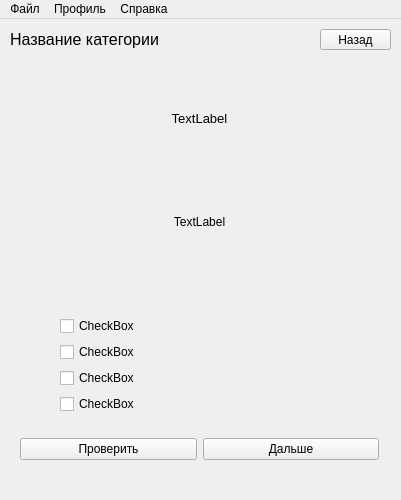
This is app/window/mainwindow.ui in Rexagon/kanji-tutor as Qt 5 draws it before an edit. The edited form follows.
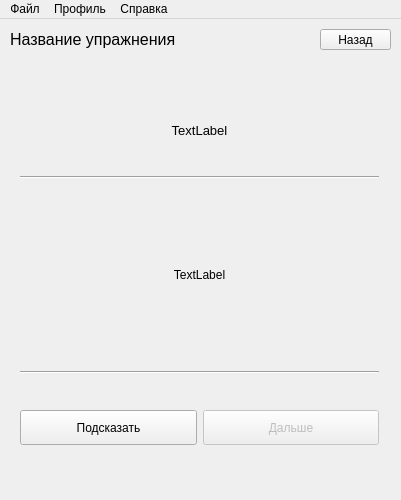
This is the edited form. The open tabs and pages were chosen to show the change.

The edit to the form file:
```diff
--- a/app/window/mainwindow.ui
+++ b/app/window/mainwindow.ui
@@ -22,10 +22,20 @@
     <height>500</height>
    </size>
   </property>
+  <property name="font">
+   <font>
+    <family>Liberation Sans</family>
+   </font>
+  </property>
   <property name="windowTitle">
    <string>Kanji tutor</string>
   </property>
   <widget class="QWidget" name="centralWidget">
+   <property name="font">
+    <font>
+     <family>Tahoma</family>
+    </font>
+   </property>
    <widget class="QStackedWidget" name="pageSelector">
     <property name="geometry">
      <rect>
@@ -373,7 +383,7 @@
        </font>
       </property>
       <property name="text">
-       <string>Название категории</string>
+       <string>Название упражнения</string>
       </property>
      </widget>
      <widget class="QPushButton" name="exercisePageBackButton">
@@ -399,36 +409,6 @@
        </rect>
       </property>
       <layout class="QGridLayout" name="exercisePageGridLayout">
-       <item row="4" column="0">
-        <widget class="QPushButton" name="exercisePageCheckButton">
-         <property name="text">
-          <string>Проверить</string>
-         </property>
-        </widget>
-       </item>
-       <item row="4" column="1">
-        <widget class="QPushButton" name="exercisePageNextButton">
-         <property name="text">
-          <string>Дальше</string>
-         </property>
-        </widget>
-       </item>
-       <item row="2" column="0" colspan="2">
-        <widget class="QLabel" name="exercisePageHieroglyphLabel">
-         <property name="maximumSize">
-          <size>
-           <width>16777215</width>
-           <height>140</height>
-          </size>
-         </property>
-         <property name="text">
-          <string>TextLabel</string>
-         </property>
-         <property name="alignment">
-          <set>Qt::AlignCenter</set>
-         </property>
-        </widget>
-       </item>
        <item row="1" column="0" colspan="2">
         <widget class="QLabel" name="exercisePageProgress">
          <property name="maximumSize">
@@ -453,7 +433,43 @@
          </property>
         </widget>
        </item>
-       <item row="3" column="0" colspan="2">
+       <item row="2" column="0" colspan="2">
+        <widget class="Line" name="exercisePageHorizontalLine1">
+         <property name="orientation">
+          <enum>Qt::Horizontal</enum>
+         </property>
+        </widget>
+       </item>
+       <item row="6" column="0">
+        <widget class="QPushButton" name="exercisePageHintButton">
+         <property name="minimumSize">
+          <size>
+           <width>0</width>
+           <height>35</height>
+          </size>
+         </property>
+         <property name="text">
+          <string>Подсказать</string>
+         </property>
+        </widget>
+       </item>
+       <item row="6" column="1">
+        <widget class="QPushButton" name="exercisePageNextButton">
+         <property name="enabled">
+          <bool>false</bool>
+         </property>
+         <property name="minimumSize">
+          <size>
+           <width>0</width>
+           <height>35</height>
+          </size>
+         </property>
+         <property name="text">
+          <string>Дальше</string>
+         </property>
+        </widget>
+       </item>
+       <item row="5" column="0" colspan="2">
         <layout class="QVBoxLayout" name="exercisePageOptionsList">
          <property name="sizeConstraint">
           <enum>QLayout::SetNoConstraint</enum>
@@ -464,36 +480,31 @@
          <property name="rightMargin">
           <number>40</number>
          </property>
-         <item>
-          <widget class="QCheckBox" name="checkBox">
-           <property name="text">
-            <string>CheckBox</string>
-           </property>
-          </widget>
-         </item>
-         <item>
-          <widget class="QCheckBox" name="checkBox_2">
-           <property name="text">
-            <string>CheckBox</string>
-           </property>
-          </widget>
-         </item>
-         <item>
-          <widget class="QCheckBox" name="checkBox_3">
-           <property name="text">
-            <string>CheckBox</string>
-           </property>
-          </widget>
-         </item>
-         <item>
-          <widget class="QCheckBox" name="checkBox_4">
-           <property name="text">
-            <string>CheckBox</string>
-           </property>
-          </widget>
-         </item>
         </layout>
        </item>
+       <item row="3" column="0" colspan="2">
+        <widget class="QLabel" name="exercisePageTaskLabel">
+         <property name="maximumSize">
+          <size>
+           <width>16777215</width>
+           <height>120</height>
+          </size>
+         </property>
+         <property name="text">
+          <string>TextLabel</string>
+         </property>
+         <property name="alignment">
+          <set>Qt::AlignCenter</set>
+         </property>
+        </widget>
+       </item>
+       <item row="4" column="0" colspan="2">
+        <widget class="Line" name="exercisePageHorizontalLine2">
+         <property name="orientation">
+          <enum>Qt::Horizontal</enum>
+         </property>
+        </widget>
+       </item>
       </layout>
      </widget>
      <zorder>exercisePageNameLabel</zorder>
```
Left out of the diff: 11 changed lines with no effect on the pictures.
